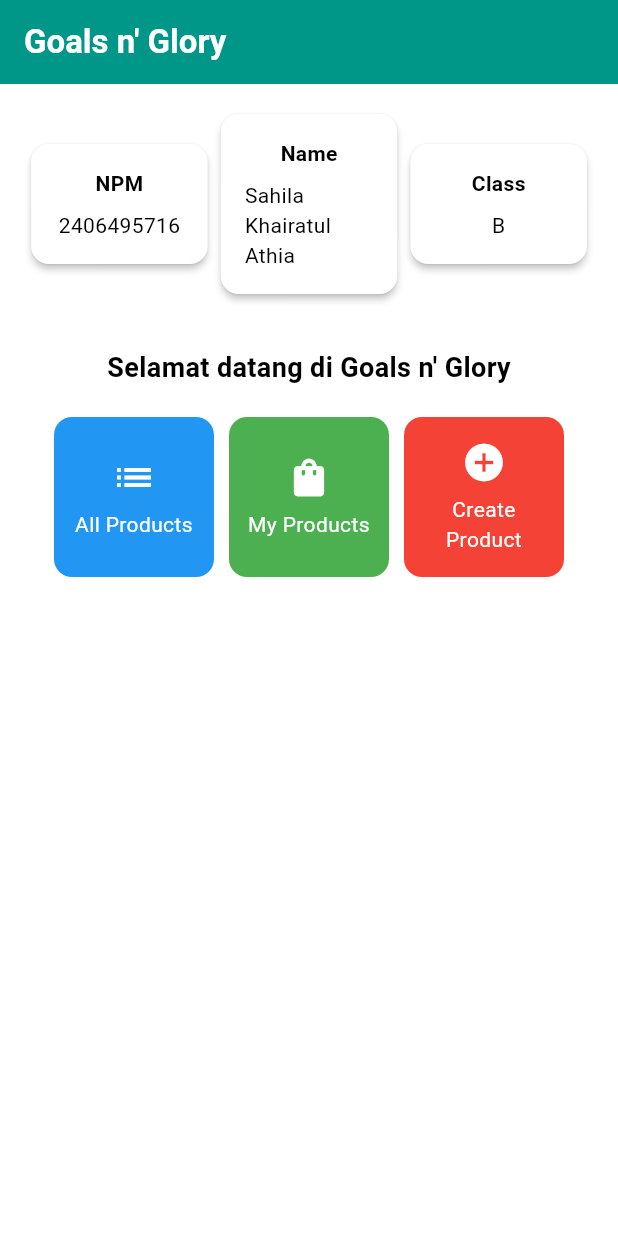
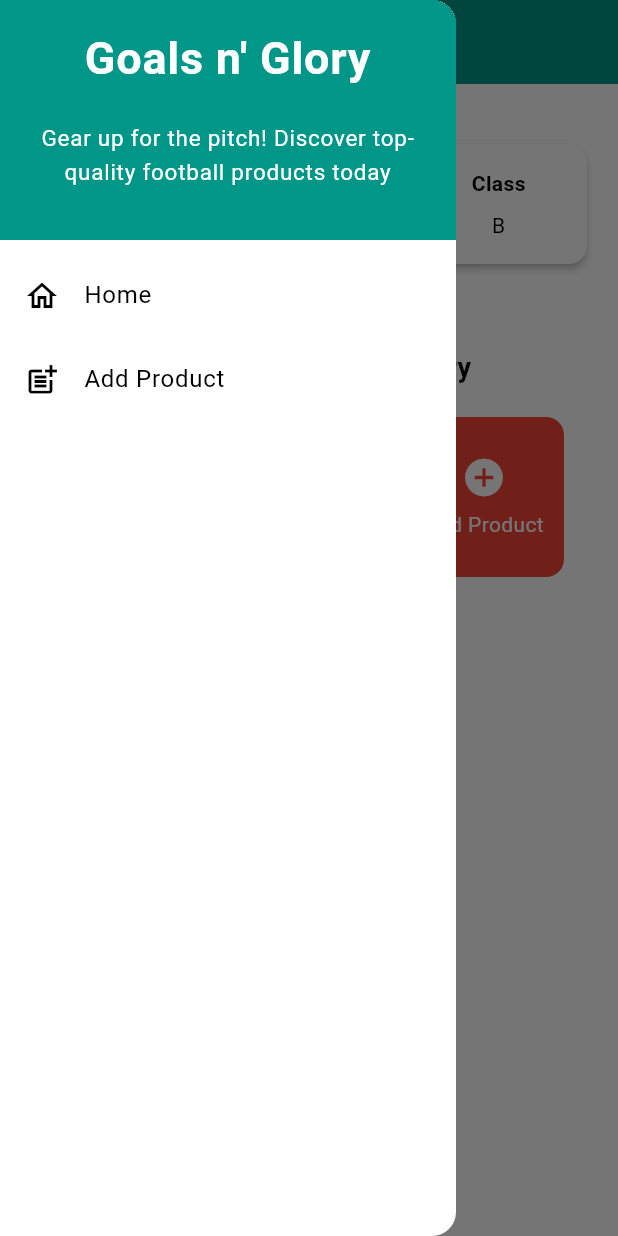
Before and after one commit to sahilaathia/goals-n-glory-mobile, a Flutter app: the screen it shows after launch, with the side drawer open (before the commit the screen has no drawer), on a phone screen of 412 x 824 dp. Run offline on Flutter 3.47's test engine with Material 3 defaults, Android fonts, the light colour scheme and no system bars.

Commit message:
Tugas 8: Done

```diff
--- a/lib/main.dart
+++ b/lib/main.dart
@@ -1,5 +1,5 @@
 import 'package:flutter/material.dart';
-import 'package:goals_n_glory_mobile/menu.dart';
+import 'package:goals_n_glory_mobile/screens/menu.dart';
 
 void main() {
   runApp(const MyApp());
--- a/lib/menu.dart
+++ b/lib/screens/menu.dart
@@ -1,4 +1,6 @@
 import 'package:flutter/material.dart';
+import 'package:goals_n_glory_mobile/widgets/left_drawer.dart';
+import 'package:goals_n_glory_mobile/widgets/product_card.dart';
 
 class MyHomePage extends StatelessWidget {
   MyHomePage({super.key});
@@ -10,7 +12,7 @@
   final List<ItemHomepage> items = [
     ItemHomepage("All Products", Icons.list, Colors.blue),
     ItemHomepage("My Products", Icons.shopping_bag, Colors.green),
-    ItemHomepage("Create Product", Icons.add_circle, Colors.red),
+    ItemHomepage("Add Product", Icons.add_circle, Colors.red),
   ];
 
   @override
@@ -27,6 +29,7 @@
         // Warna latar belakang AppBar diambil dari skema warna tema aplikasi.
         backgroundColor: Theme.of(context).colorScheme.primary,
       ),
+      drawer: const LeftDrawer(),
       // Body halaman dengan padding di sekelilingnya.
       body: Padding(
         padding: const EdgeInsets.all(16.0),
@@ -56,7 +59,7 @@
                   const Padding(
                     padding: EdgeInsets.only(top: 16.0),
                     child: Text(
-                      'Selamat datang di Goals n\' Glory',
+                      'Welcome to Goals n\' Glory',
                       style: TextStyle(
                         fontWeight: FontWeight.bold,
                         fontSize: 18.0,
@@ -120,62 +123,3 @@
     );
   }
 }
-
-class ItemHomepage {
-  final String name;
-  final IconData icon;
-  final Color color;
-
-  ItemHomepage(this.name, this.icon, this.color);
-}
-
-class ItemCard extends StatelessWidget {
-  // Menampilkan kartu dengan ikon dan nama.
-
-  final ItemHomepage item;
-
-  const ItemCard(this.item, {super.key});
-
-  @override
-  Widget build(BuildContext context) {
-    return Material(
-      // Menentukan warna.
-      color: item.color,
-      // Membuat sudut kartu melengkung.
-      borderRadius: BorderRadius.circular(12),
-
-      child: InkWell(
-        // Aksi ketika kartu ditekan.
-        onTap: () {
-          // Menampilkan pesan SnackBar saat kartu ditekan.
-          ScaffoldMessenger.of(context)
-            ..hideCurrentSnackBar()
-            ..showSnackBar(
-              SnackBar(
-                content: Text("Kamu telah menekan tombol ${item.name}"),
-              ),
-            );
-        },
-        // Container untuk menyimpan Icon dan Text
-        child: Container(
-          padding: const EdgeInsets.all(8),
-          child: Center(
-            child: Column(
-              // Menyusun ikon dan teks di tengah kartu.
-              mainAxisAlignment: MainAxisAlignment.center,
-              children: [
-                Icon(item.icon, color: Colors.white, size: 30.0),
-                const Padding(padding: EdgeInsets.all(3)),
-                Text(
-                  item.name,
-                  textAlign: TextAlign.center,
-                  style: const TextStyle(color: Colors.white),
-                ),
-              ],
-            ),
-          ),
-        ),
-      ),
-    );
-  }
-}
--- /dev/null
+++ b/lib/widgets/left_drawer.dart
@@ -0,0 +1,75 @@
+import 'package:flutter/material.dart';
+import 'package:goals_n_glory_mobile/screens/menu.dart';
+import 'package:goals_n_glory_mobile/screens/product_form.dart';
+
+class LeftDrawer extends StatelessWidget {
+  const LeftDrawer({super.key});
+
+  @override
+  Widget build(BuildContext context) {
+    return Drawer(
+      child: ListView(
+        children: [
+          const DrawerHeader(
+            // Drawer Header
+            decoration: BoxDecoration(
+              color: Colors.teal,
+            ),
+            child: Column(
+              children: [
+                Text(
+                  'Goals n\' Glory',
+                  textAlign: TextAlign.center,
+                  style: TextStyle(
+                    fontSize: 30,
+                    fontWeight: FontWeight.bold,
+                    color: Colors.white,
+                  ),
+                ),
+                Padding(padding: EdgeInsets.all(10)),
+                Text(
+                  "Gear up for the pitch! Discover top-quality football products today ",
+                  // Gaya teks dengan center alignment, font ukuran 15, warna putih, dan weight biasa
+                  textAlign: TextAlign.center,
+                  style: TextStyle(
+                  fontSize: 15,
+                  fontWeight: FontWeight.normal,
+                  color: Colors.white,
+                  )
+                ),
+              ],
+            ),
+          ),
+
+          // Routing
+          ListTile(
+            leading: const Icon(Icons.home_outlined),
+            title: const Text('Home'),
+            // Redirection ke MyHomePage
+            onTap: () {
+              Navigator.pushReplacement(
+                  context,
+                  MaterialPageRoute(
+                    builder: (context) => MyHomePage(),
+                  ));
+            },
+          ),
+          ListTile(
+            leading: const Icon(Icons.post_add),
+            title: const Text('Add Product'),
+            // Redirection ke ProductFormPage
+            onTap: () {
+              // Routing ke ProductFormPage
+              Navigator.push(
+                context,
+                MaterialPageRoute(
+                  builder: (context) => ProductFormPage(),
+                )
+              );
+            },
+          ),
+        ],
+      ),
+    );
+  }
+}
--- /dev/null
+++ b/lib/widgets/product_card.dart
@@ -0,0 +1,72 @@
+import 'package:flutter/material.dart';
+import 'package:goals_n_glory_mobile/screens/product_form.dart';
+
+class ItemHomepage {
+  final String name;
+  final IconData icon;
+  final Color color;
+
+  ItemHomepage(this.name, this.icon, this.color);
+}
+
+class ItemCard extends StatelessWidget {
+  // Menampilkan kartu dengan ikon dan nama.
+
+  final ItemHomepage item;
+
+  const ItemCard(this.item, {super.key});
+
+  @override
+  Widget build(BuildContext context) {
+    return Material(
+      // Menentukan warna latar belakang dari tema aplikasi.
+      color: item.color,
+      // Membuat sudut kartu melengkung.
+      borderRadius: BorderRadius.circular(12),
+
+      child: InkWell(
+        // Aksi ketika kartu ditekan.
+        onTap: () {
+          // Menampilkan pesan SnackBar saat kartu ditekan.
+          ScaffoldMessenger.of(context)
+            ..hideCurrentSnackBar()
+            ..showSnackBar(
+              SnackBar(
+                content: Text("Kamu telah menekan tombol ${item.name}!"),
+              ),
+            );
+
+          // Navigate ke route yang sesuai (tergantung jenis tombol)
+          if (item.name == "Add Product") {
+            Navigator.push(
+              context,
+              MaterialPageRoute(
+                builder: (context) => ProductFormPage(),
+              ),
+            );
+          }
+
+        },
+        // Container untuk menyimpan Icon dan Text
+        child: Container(
+          padding: const EdgeInsets.all(8),
+          child: Center(
+            child: Column(
+              // Menyusun ikon dan teks di tengah kartu.
+              mainAxisAlignment: MainAxisAlignment.center,
+              children: [
+                Icon(item.icon, color: Colors.white, size: 30.0),
+                const Padding(padding: EdgeInsets.all(3)),
+                Text(
+                  item.name,
+                  textAlign: TextAlign.center,
+                  style: const TextStyle(color: Colors.white),
+                ),
+              ],
+            ),
+          ),
+        ),
+      ),
+    );
+  }
+}
```
Also changed, not shown: lib/screens/product_form.dart (added, +343 -0 lines), 1 other file.
